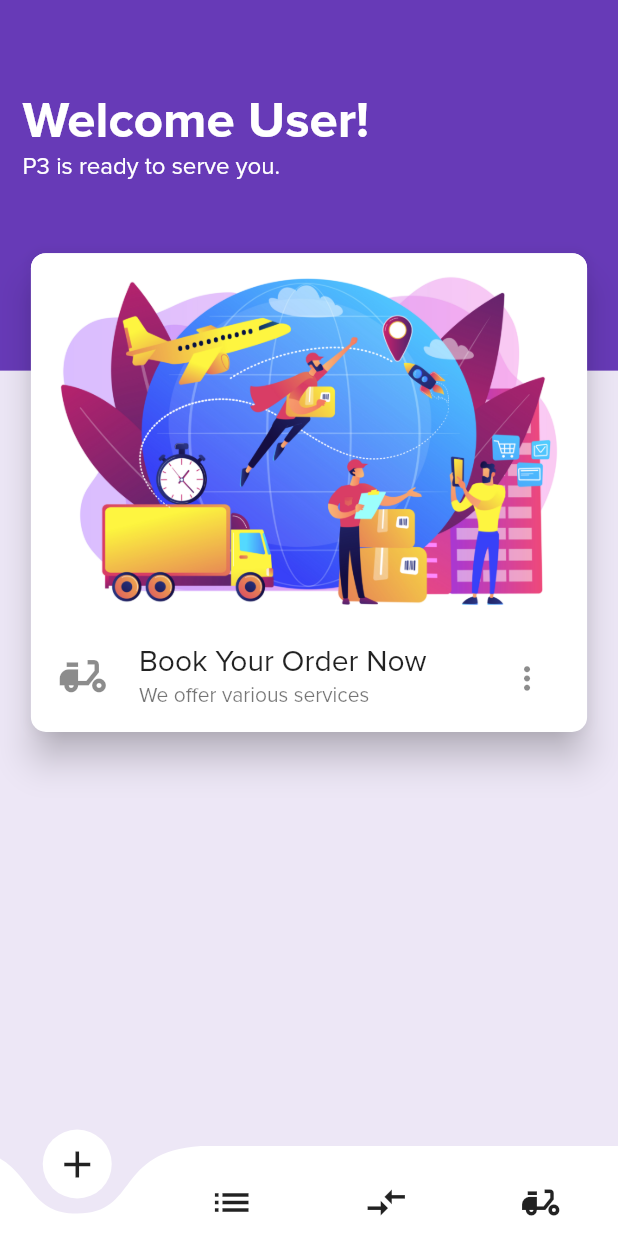
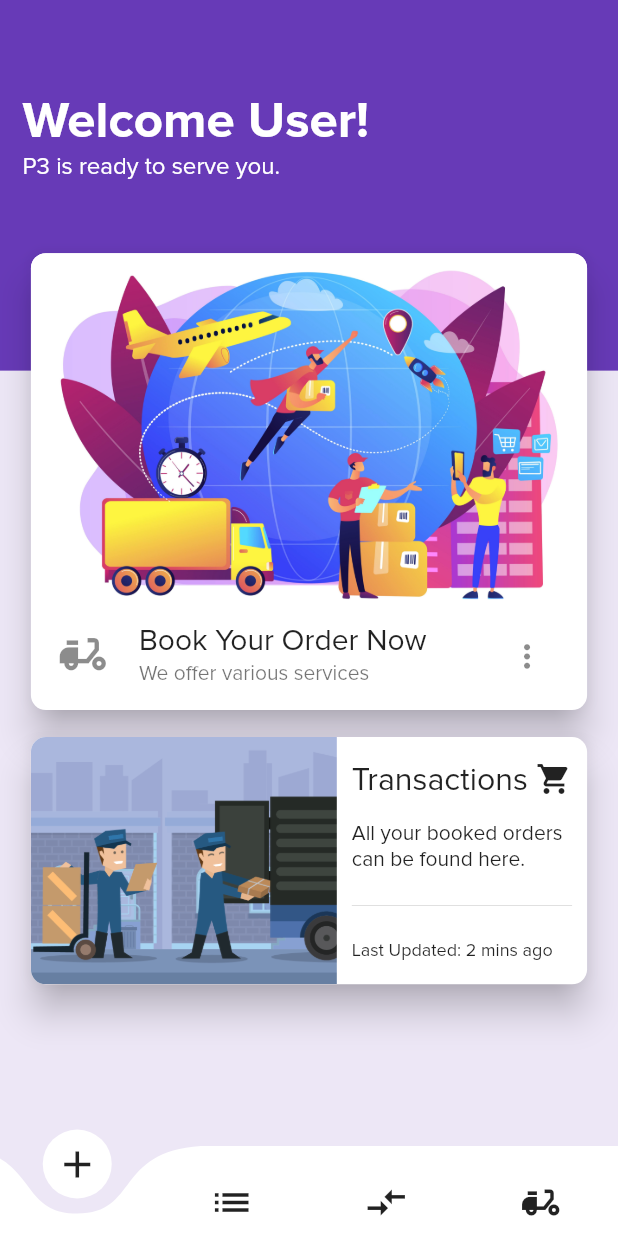
Before and after one commit to Qubits-01/pabitbit-pabagahe-pabili, a Flutter app: the screen it shows after launch, on a phone screen of 412 x 824 dp. Run offline on Flutter 3.47's test engine with Material 2 defaults, Android fonts, the phone set to English and light mode, and no system bars; drawn by our look-alikes of curved_navigation_bar.

Commit message:
Add lower card widget that displays the transactions

```diff
--- a/lib/main.dart
+++ b/lib/main.dart
@@ -20,13 +20,13 @@ class MyApp extends StatelessWidget {
       title: 'Pabitbit Pabagahe Pabili (P3)',
       theme: ThemeData(
         primarySwatch: Colors.deepPurple,
-        accentColor: const Color.fromRGBO(248, 161, 209, 1.0),
+        accentColor: Colors.amberAccent,
         fontFamily: 'ProximaNova',
         textTheme: const TextTheme(
-          headline3: TextStyle(fontSize: 48.0, fontWeight: FontWeight.bold),
-          headline4: TextStyle(fontSize: 34.0, fontWeight: FontWeight.bold),
-          headline5: TextStyle(fontSize: 24.0, fontWeight: FontWeight.bold),
-          headline6: TextStyle(fontSize: 20.0, fontWeight: FontWeight.bold),
+          headline3: TextStyle(fontSize: 34.0, fontWeight: FontWeight.bold),
+          headline4: TextStyle(fontSize: 20.0, fontWeight: FontWeight.bold),
+          headline5: TextStyle(fontSize: 18.0, fontWeight: FontWeight.bold),
+          headline6: TextStyle(fontSize: 16.0, fontWeight: FontWeight.bold),
           bodyText1: TextStyle(fontSize: 16.0),
           bodyText2: TextStyle(fontSize: 14.0),
         ),
@@ -48,7 +48,8 @@ class MyHome extends StatelessWidget {
       bottomNavigationBar: CurvedNavigationBar(
         height: 60.0,
         backgroundColor: Colors.deepPurple[50],
-        items: <Widget>[
+        animationDuration: const Duration(milliseconds: 400),
+        items: const <Widget>[
           Icon(Icons.add, size: 30),
           Icon(Icons.list, size: 30),
           Icon(Icons.compare_arrows, size: 30),
@@ -56,6 +57,7 @@ class MyHome extends StatelessWidget {
         ],
         onTap: (index) {
           // Handle button tap.
+          print(index);
         },
       ),
     );
--- a/lib/screens/home/home_screen.dart
+++ b/lib/screens/home/home_screen.dart
@@ -1,7 +1,7 @@
 import 'package:flutter/material.dart';
 
-import 'widgets/book_order.dart';
-import 'widgets/greetings_header.dart';
+import 'widgets/background_body.dart';
+import 'widgets/foreground_body.dart';
 
 class HomeScreen extends StatelessWidget {
   @override
@@ -13,11 +13,14 @@ class HomeScreen extends StatelessWidget {
       children: <Widget>[
         Positioned(
           top: 0.0,
-          child: GreetingsHeader(screenSize),
+          child: BackgroundBody(screenSize),
         ),
         Positioned(
           top: screenSize.height * 0.2,
-          child: BookOrder(screenSize),
+          child: Container(
+            height: screenSize.height * 0.7,
+            child: ForegroundBody(screenSize),
+          ),
         ),
       ],
     );
--- /dev/null
+++ b/lib/screens/home/widgets/background_body.dart
@@ -0,0 +1,23 @@
+import 'package:flutter/material.dart';
+
+import 'header.dart';
+
+class BackgroundBody extends StatelessWidget {
+  const BackgroundBody(this.screenSize);
+
+  final Size screenSize;
+
+  @override
+  Widget build(BuildContext context) {
+    return Column(
+      children: [
+        Header(screenSize),
+        Container(
+          height: screenSize.height * 0.7,
+          width: screenSize.width,
+          color: Colors.deepPurple[50],
+        ),
+      ],
+    );
+  }
+}
--- a/lib/screens/home/widgets/book_order.dart
+++ /dev/null
@@ -1,27 +0,0 @@
-import 'package:flutter/material.dart';
-
-import 'image_holder.dart';
-import 'lower_list_tile.dart';
-
-class BookOrder extends StatelessWidget {
-  const BookOrder(this.screenSize);
-
-  final Size screenSize;
-
-  @override
-  Widget build(BuildContext context) {
-    return Card(
-      elevation: 10.0,
-      shape: RoundedRectangleBorder(borderRadius: BorderRadius.circular(10)),
-      child: Container(
-        width: screenSize.width * 0.9,
-        child: Column(
-          children: <Widget>[
-            ImageHolder(),
-            LowerListTile(screenSize),
-          ],
-        ),
-      ),
-    );
-  }
-}
--- /dev/null
+++ b/lib/screens/home/widgets/foreground_body.dart
@@ -0,0 +1,23 @@
+import 'package:flutter/material.dart';
+
+import 'upper_card.dart';
+import 'lower_card.dart';
+
+class ForegroundBody extends StatelessWidget {
+  const ForegroundBody(this.screenSize);
+
+  final Size screenSize;
+
+  @override
+  Widget build(BuildContext context) {
+    return SingleChildScrollView(
+      child: Column(
+        children: [
+          UpperCard(screenSize),
+          const SizedBox(height: 10),
+          LowerCard(screenSize),
+        ],
+      ),
+    );
+  }
+}
--- a/lib/screens/home/widgets/greetings_header.dart
+++ /dev/null
@@ -1,47 +0,0 @@
-import 'package:flutter/material.dart';
-
-class GreetingsHeader extends StatelessWidget {
-  const GreetingsHeader(this.screenSize);
-
-  final Size screenSize;
-
-  @override
-  Widget build(BuildContext context) {
-    return Column(
-      children: [
-        Container(
-          height: screenSize.height * 0.3,
-          width: screenSize.width,
-          padding:
-              const EdgeInsets.only(left: 15, top: 60, right: 15, bottom: 15),
-          color: Theme.of(context).primaryColor,
-          child: Column(
-            crossAxisAlignment: CrossAxisAlignment.start,
-            children: <Widget>[
-              Text(
-                'Welcome User!',
-                style: TextStyle(
-                  fontSize: Theme.of(context).textTheme.headline4.fontSize,
-                  fontWeight: Theme.of(context).textTheme.headline4.fontWeight,
-                  color: Colors.white,
-                ),
-              ),
-              Text(
-                'P3 is ready to serve you.',
-                style: TextStyle(
-                  fontSize: Theme.of(context).textTheme.bodyText1.fontSize,
-                  color: Colors.white,
-                ),
-              ),
-            ],
-          ),
-        ),
-        Container(
-          height: screenSize.height * 0.7,
-          width: screenSize.width,
-          color: Colors.deepPurple[50],
-        ),
-      ],
-    );
-  }
-}
--- /dev/null
+++ b/lib/screens/home/widgets/header.dart
@@ -0,0 +1,42 @@
+import 'package:flutter/material.dart';
+
+class Header extends StatelessWidget {
+  const Header(this.screenSize);
+
+  final Size screenSize;
+
+  @override
+  Widget build(BuildContext context) {
+    return Container(
+      height: screenSize.height * 0.3,
+      width: screenSize.width,
+      padding: const EdgeInsets.only(
+        left: 15,
+        top: 60,
+        right: 15,
+        bottom: 15,
+      ),
+      color: Theme.of(context).primaryColor,
+      child: Column(
+        crossAxisAlignment: CrossAxisAlignment.start,
+        children: <Widget>[
+          Text(
+            'Welcome User!',
+            style: TextStyle(
+              fontSize: Theme.of(context).textTheme.headline3.fontSize,
+              fontWeight: Theme.of(context).textTheme.headline3.fontWeight,
+              color: Colors.white,
+            ),
+          ),
+          Text(
+            'P3 is ready to serve you.',
+            style: TextStyle(
+              fontSize: Theme.of(context).textTheme.bodyText1.fontSize,
+              color: Colors.white,
+            ),
+          ),
+        ],
+      ),
+    );
+  }
+}
--- /dev/null
+++ b/lib/screens/home/widgets/lower_card.dart
@@ -0,0 +1,36 @@
+import 'package:flutter/material.dart';
+
+import 'lower_card_info_box.dart';
+import 'lower_image_holder.dart';
+
+class LowerCard extends StatelessWidget {
+  const LowerCard(this.screenSize);
+
+  final Size screenSize;
+
+  @override
+  Widget build(BuildContext context) {
+    return Card(
+      elevation: 10,
+      shape: RoundedRectangleBorder(
+        borderRadius: BorderRadius.circular(10),
+      ),
+      child: Container(
+        width: screenSize.width * 0.9,
+        height: screenSize.height * 0.2,
+        child: Row(
+          children: <Widget>[
+            Expanded(
+              flex: 55,
+              child: LowerImageHolder(screenSize),
+            ),
+            const Expanded(
+              flex: 45,
+              child: LowerCardInfoBox(),
+            ),
+          ],
+        ),
+      ),
+    );
+  }
+}
--- /dev/null
+++ b/lib/screens/home/widgets/lower_card_info_box.dart
@@ -0,0 +1,37 @@
+import 'package:flutter/material.dart';
+
+import 'lower_card_info_box_title.dart';
+
+class LowerCardInfoBox extends StatelessWidget {
+  const LowerCardInfoBox();
+
+  @override
+  Widget build(BuildContext context) {
+    return InkWell(
+      borderRadius: const BorderRadius.only(
+        topRight: Radius.circular(10),
+        bottomRight: Radius.circular(10),
+      ),
+      onTap: () {},
+      child: Padding(
+        padding: const EdgeInsets.symmetric(vertical: 15, horizontal: 10),
+        child: Column(
+          mainAxisAlignment: MainAxisAlignment.spaceBetween,
+          crossAxisAlignment: CrossAxisAlignment.start,
+          children: <Widget>[
+            const LowerCardInfoBoxTitle(),
+            Text(
+              'All your booked orders can be found here.',
+              style: Theme.of(context).textTheme.bodyText2,
+            ),
+            const Divider(),
+            const Text(
+              'Last Updated: 2 mins ago',
+              style: TextStyle(fontSize: 12),
+            ),
+          ],
+        ),
+      ),
+    );
+  }
+}
--- /dev/null
+++ b/lib/screens/home/widgets/lower_card_info_box_title.dart
@@ -0,0 +1,24 @@
+import 'package:flutter/material.dart';
+
+class LowerCardInfoBoxTitle extends StatelessWidget {
+  const LowerCardInfoBoxTitle();
+
+  @override
+  Widget build(BuildContext context) {
+    return Row(
+      children: [
+        Expanded(
+          child: FittedBox(
+            child: Text(
+              'Transactions ',
+              style: TextStyle(
+                fontSize: Theme.of(context).textTheme.headline5.fontSize,
+              ),
+            ),
+          ),
+        ),
+        const Icon(Icons.shopping_cart),
+      ],
+    );
+  }
+}
--- /dev/null
+++ b/lib/screens/home/widgets/lower_image_holder.dart
@@ -0,0 +1,41 @@
+import 'package:flutter/material.dart';
+
+class LowerImageHolder extends StatelessWidget {
+  const LowerImageHolder(this.screenSize);
+
+  final Size screenSize;
+
+  @override
+  Widget build(BuildContext context) {
+    return Stack(
+      children: [
+        Container(
+          height: screenSize.height * 0.2,
+          child: ClipRRect(
+            borderRadius: const BorderRadius.only(
+              topLeft: Radius.circular(10),
+              bottomLeft: Radius.circular(10),
+            ),
+            child: Image.asset(
+              'assets/images/movers-putting-boxes-into-a-moving-truck.png',
+              fit: BoxFit.cover,
+            ),
+          ),
+        ),
+        Positioned.fill(
+          child: Material(
+            color: Colors.transparent,
+            child: InkWell(
+              borderRadius: const BorderRadius.only(
+                topLeft: Radius.circular(10),
+                bottomLeft: Radius.circular(10),
+              ),
+              splashColor: Colors.blueAccent,
+              onTap: () {},
+            ),
+          ),
+        ),
+      ],
+    );
+  }
+}
--- /dev/null
+++ b/lib/screens/home/widgets/upper_card.dart
@@ -0,0 +1,29 @@
+import 'package:flutter/material.dart';
+
+import 'upper_card_lower_list_tile.dart';
+import 'upper_image_holder.dart';
+
+class UpperCard extends StatelessWidget {
+  const UpperCard(this.screenSize);
+
+  final Size screenSize;
+
+  @override
+  Widget build(BuildContext context) {
+    return Card(
+      elevation: 10.0,
+      shape: RoundedRectangleBorder(
+        borderRadius: BorderRadius.circular(10),
+      ),
+      child: Container(
+        width: screenSize.width * 0.9,
+        child: Column(
+          children: <Widget>[
+            const UpperImageHolder(),
+            UpperCardLowerListTile(screenSize),
+          ],
+        ),
+      ),
+    );
+  }
+}
--- a/lib/screens/home/widgets/lower_list_tile.dart
+++ b/lib/screens/home/widgets/upper_card_lower_list_tile.dart
@@ -1,7 +1,7 @@
 import 'package:flutter/material.dart';
 
-class LowerListTile extends StatelessWidget {
-  const LowerListTile(this.screenSize);
+class UpperCardLowerListTile extends StatelessWidget {
+  const UpperCardLowerListTile(this.screenSize);
 
   final Size screenSize;
 
@@ -17,7 +17,7 @@ class LowerListTile extends StatelessWidget {
         title: Text(
           'Book Your Order Now',
           style: TextStyle(
-            fontSize: Theme.of(context).textTheme.headline6.fontSize,
+            fontSize: Theme.of(context).textTheme.headline4.fontSize,
           ),
         ),
         subtitle: const Text('We offer various services'),
--- a/lib/screens/home/widgets/image_holder.dart
+++ b/lib/screens/home/widgets/upper_image_holder.dart
@@ -1,6 +1,8 @@
 import 'package:flutter/material.dart';
 
-class ImageHolder extends StatelessWidget {
+class UpperImageHolder extends StatelessWidget {
+  const UpperImageHolder();
+
   @override
   Widget build(BuildContext context) {
     return Stack(
@@ -23,7 +25,7 @@ class ImageHolder extends StatelessWidget {
                 topLeft: Radius.circular(10),
                 topRight: Radius.circular(10),
               ),
-              splashColor: Theme.of(context).accentColor,
+              splashColor: Colors.purpleAccent,
               onTap: () {},
             ),
           ),
```
Also changed, not shown: assets/images/courier-carrying-order-illustration.jpg, assets/images/movers-putting-boxes-into-a-moving-truck.png (added).
